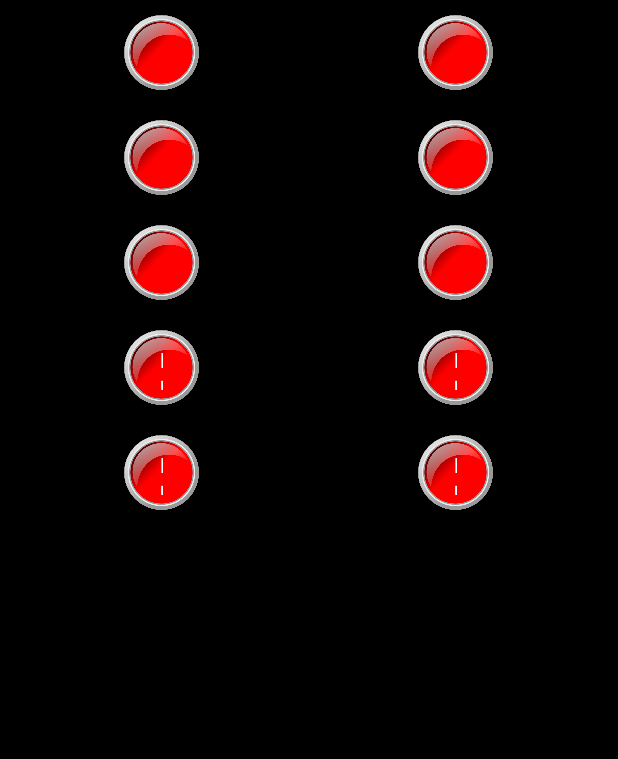
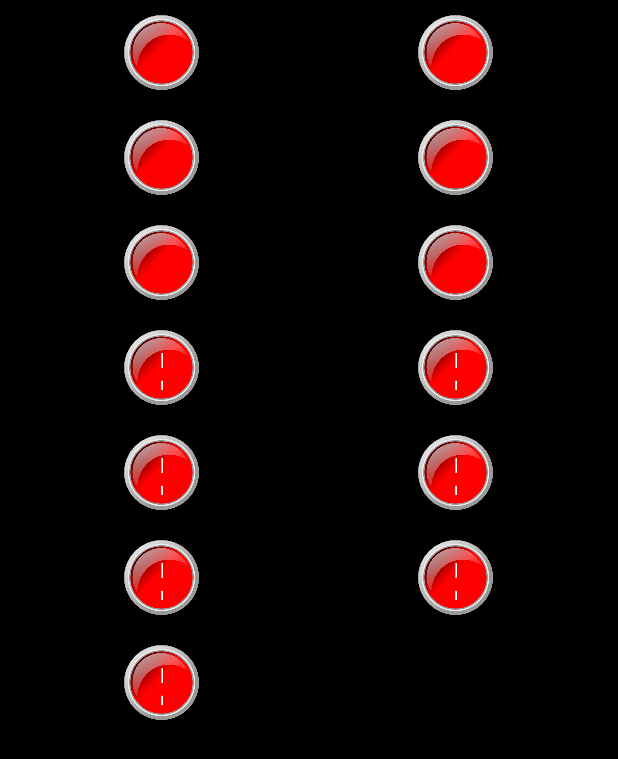
Before and after one commit to Agustin2211/Android, an Android app: the Botones screen opened directly, with no data from a screen before it, on a phone screen of 412 x 824 dp. Shown: the top 759 px of the screen. Run offline under Robolectric (Android 15) with nearby library versions, the phone set to English and light mode, and no system bars.

Commit message:
Nuevos Botones Agregados

```diff
--- a/Botonera/app/src/main/java/com/example/botonera/Botones.java
+++ b/Botonera/app/src/main/java/com/example/botonera/Botones.java
@@ -1,12 +1,22 @@
 package com.example.botonera;
 
+import static android.widget.Toast.LENGTH_SHORT;
+
+import android.annotation.SuppressLint;
+import android.app.Dialog;
+import android.graphics.Color;
+import android.graphics.drawable.ColorDrawable;
 import android.media.MediaPlayer;
+import android.net.Uri;
 import android.os.Bundle;
 import android.view.View;
+import android.view.ViewGroup;
 import android.view.animation.Animation;
 import android.view.animation.AnimationUtils;
 import android.widget.Button;
 import android.widget.TextView;
+import android.widget.Toast;
+import android.widget.VideoView;
 
 import androidx.activity.EdgeToEdge;
 import androidx.appcompat.app.AppCompatActivity;
@@ -17,7 +27,7 @@ import androidx.core.view.WindowInsetsCompat;
 public class Botones extends AppCompatActivity {
 
     private int contadorBotonesPresionados = 0;
-    private int totalBotones = 7;
+    private int totalBotones = 12;
 
     @Override
     protected void onCreate(Bundle savedInstanceState) {
@@ -43,6 +53,12 @@ public class Botones extends AppCompatActivity {
         Button buttonTodoParaDecirQue = findViewById(R.id.buttonTodoParaDecirQue);
         Button buttonTodoParaDecirQueTieneContactos = findViewById(R.id.buttonTodoParaDecirQueTieneContactos);
         Button buttonTodoParaDecirQueLoVienenABuscar = findViewById(R.id.buttonTodoParaDecirQueLoVienenABuscar);
+        Button buttonEstoNoEsSerioVieja = findViewById(R.id.buttonEstoNoEsSerioVieja);
+        Button buttonRutinaUNNOBA = findViewById(R.id.buttonRutinaUNNOBA);
+        Button buttonInvestiguenCarajo = findViewById(R.id.buttonInvestiguenCarajo);
+        Button buttonBalazo = findViewById(R.id.buttonBalazo);
+        Button buttonRespiracion = findViewById(R.id.buttonRespiracion);
+        Button buttonBait = findViewById(R.id.buttonBait);
         Button buttonXD = findViewById(R.id.buttonXD);
 
         TextView tvCuandoVosTenesCalle = findViewById(R.id.tvCuandoVosTenesCalle);
@@ -52,6 +68,12 @@ public class Botones extends AppCompatActivity {
         TextView tvTodoParaDecirQue = findViewById(R.id.tvTodoParaDecirQue);
         TextView tvTodoParaDecirQueTienenContactos = findViewById(R.id.tvTodoParaDecirQueTieneContactos);
         TextView tvTodoParaDecirQueLoVienenABuscar = findViewById(R.id.tvTodoParaDecirQueLoVienenABuscar);
+        TextView tvEstoNoEsSerioVieja = findViewById(R.id.tvEstoNoEsSerioVieja);
+        TextView tvRutinaUNNOBA = findViewById(R.id.tvRutinaUNNOBA);
+        TextView tvInvestiguenCarajo = findViewById(R.id.tvInvestiguenCarajo);
+        TextView tvBalazo = findViewById(R.id.tvBalazo);
+        TextView tvRespiracion = findViewById(R.id.tvRespiracion);
+        TextView tvBait = findViewById(R.id.tvBait);
         TextView tvXD = findViewById(R.id.tvXD);
 
         ViewCompat.setOnApplyWindowInsetsListener(findViewById(R.id.main), (v, insets) -> {
@@ -158,6 +180,94 @@ public class Botones extends AppCompatActivity {
             }
         });
 
+        buttonEstoNoEsSerioVieja.setOnClickListener(new View.OnClickListener() {
+            @Override
+            public void onClick(View view) {
+                tvEstoNoEsSerioVieja.startAnimation(fadeInAnimation);
+                tvEstoNoEsSerioVieja.setVisibility(View.VISIBLE);
+
+                contadorBotonesPresionados++;
+                if (contadorBotonesPresionados == totalBotones) {
+                    cambiarVisibilidad(tvXD, buttonXD, fadeInAnimation);
+                }
+            }
+        });
+
+        buttonRutinaUNNOBA.setOnClickListener(new View.OnClickListener() {
+            @Override
+            public void onClick(View view) {
+                tvRutinaUNNOBA.startAnimation(fadeInAnimation);
+                tvRutinaUNNOBA.setVisibility(View.VISIBLE);
+
+                contadorBotonesPresionados++;
+                if (contadorBotonesPresionados == totalBotones) {
+                    cambiarVisibilidad(tvXD, buttonXD, fadeInAnimation);
+                }
+            }
+        });
+
+        buttonInvestiguenCarajo.setOnClickListener(new View.OnClickListener() {
+            @Override
+            public void onClick(View view) {
+                tvInvestiguenCarajo.startAnimation(fadeInAnimation);
+                tvInvestiguenCarajo.setVisibility(View.VISIBLE);
+
+                contadorBotonesPresionados++;
+                if (contadorBotonesPresionados == totalBotones) {
+                    cambiarVisibilidad(tvXD, buttonXD, fadeInAnimation);
+                }
+            }
+        });
+
+        buttonBalazo.setOnClickListener(new View.OnClickListener() {
+            @Override
+            public void onClick(View view) {
+                tvBalazo.startAnimation(fadeInAnimation);
+                tvBalazo.setVisibility(View.VISIBLE);
+
+                contadorBotonesPresionados++;
+                if (contadorBotonesPresionados == totalBotones) {
+                    cambiarVisibilidad(tvXD, buttonXD, fadeInAnimation);
+                }
+            }
+        });
+
+        //TODO Button Respiracion
+        buttonRespiracion.setOnClickListener(new View.OnClickListener() {
+            @Override
+            public void onClick(View view) {
+                mpDefinicionDePala.start();
+                tvRespiracion.startAnimation(fadeInAnimation);
+                tvRespiracion.setVisibility(View.VISIBLE);
+
+                contadorBotonesPresionados++;
+                if (contadorBotonesPresionados == totalBotones) {
+                    cambiarVisibilidad(tvXD, buttonXD, fadeInAnimation);
+                }
+
+                mpDefinicionDePala.setOnCompletionListener(new MediaPlayer.OnCompletionListener() {
+                    @Override
+                    public void onCompletion(MediaPlayer mediaPlayer) {
+                        mostrarDialogoVideo();
+                    }
+                });
+            }
+        });
+
+        buttonBait.setOnClickListener(new View.OnClickListener() {
+            @Override
+            public void onClick(View view) {
+                tvBait.startAnimation(fadeInAnimation);
+                tvBait.setVisibility(View.VISIBLE);
+
+                contadorBotonesPresionados++;
+                if (contadorBotonesPresionados == totalBotones) {
+                    cambiarVisibilidad(tvXD, buttonXD, fadeInAnimation);
+                }
+            }
+        });
+
+        //TODO BOTON FINAL
         buttonXD.setOnClickListener(new View.OnClickListener() {
             @Override
             public void onClick(View view) {
@@ -166,10 +276,39 @@ public class Botones extends AppCompatActivity {
         });
     }
 
+
+    //TODO FUNCIONES
     private void cambiarVisibilidad(TextView tvXD, Button buttonXD, Animation fadeInAnimation){
         tvXD.startAnimation(fadeInAnimation);
         buttonXD.startAnimation(fadeInAnimation);
         tvXD.setVisibility(View.VISIBLE);
         buttonXD.setVisibility(View.VISIBLE);
     }
+
+    private void mostrarDialogoVideo() {
+        Dialog dialog = new Dialog(this);
+        dialog.setContentView(R.layout.dialog_video);
+        dialog.getWindow().setLayout(ViewGroup.LayoutParams.MATCH_PARENT, ViewGroup.LayoutParams.WRAP_CONTENT);
+        dialog.getWindow().setBackgroundDrawable(new ColorDrawable(Color.TRANSPARENT));
+
+        dialog.getWindow().getDecorView().setVisibility(View.INVISIBLE);
+        dialog.getWindow().getDecorView().post(new Runnable() {
+            @Override
+            public void run() {
+                dialog.getWindow().getDecorView().startAnimation(AnimationUtils.loadAnimation(Botones.this, R.anim.fade_in));
+                dialog.getWindow().getDecorView().setVisibility(View.VISIBLE);
+            }
+        });
+
+        VideoView videoView = dialog.findViewById(R.id.videoView);
+        Button buttonClose = dialog.findViewById(R.id.buttonCerrar);
+
+        Uri videoUri = Uri.parse("android.resource://" + getPackageName() + "/" + R.raw.outro_coscu);
+        videoView.setVideoURI(videoUri);
+        videoView.start();
+
+        buttonClose.setOnClickListener(v -> dialog.dismiss());
+
+        dialog.show();
+    }
 }
--- a/Botonera/app/src/main/res/layout/activity_botones.xml
+++ b/Botonera/app/src/main/res/layout/activity_botones.xml
@@ -1,36 +1,31 @@
 <?xml version="1.0" encoding="utf-8"?>
-<androidx.constraintlayout.widget.ConstraintLayout xmlns:android="http://schemas.android.com/apk/res/android"
+<ScrollView xmlns:android="http://schemas.android.com/apk/res/android"
         xmlns:app="http://schemas.android.com/apk/res-auto"
         xmlns:tools="http://schemas.android.com/tools"
         android:id="@+id/main"
         android:layout_width="match_parent"
         android:layout_height="match_parent"
         tools:context=".Botones"
-    android:background="@color/black">
-
-    <LinearLayout
-        android:layout_width="match_parent"
-        android:layout_height="match_parent"
+        android:background="@color/black"
         android:orientation="vertical">
 
     <LinearLayout
         android:layout_width="match_parent"
         android:layout_height="wrap_content"
-            android:orientation="vertical"
-            android:padding="10dp">
+        android:orientation="vertical">
 
         <LinearLayout
             android:layout_width="match_parent"
-                android:layout_height="match_parent"
-                android:orientation="horizontal">
+            android:layout_height="wrap_content"
+            android:orientation="horizontal"
+            android:padding="10dp">
 
             <LinearLayout
                 android:layout_width="match_parent"
                 android:layout_height="match_parent"
                 android:layout_weight="1"
                 android:gravity="center_horizontal"
-                    android:orientation="vertical"
-                    >
+                android:orientation="vertical">
 
                 <Button
                     android:id="@+id/buttonCuandoVosTenesCalle"
@@ -84,18 +79,11 @@
             </LinearLayout>
         </LinearLayout>
 
-        </LinearLayout>
-
         <LinearLayout
             android:layout_width="match_parent"
             android:layout_height="wrap_content"
-            android:orientation="vertical"
+            android:orientation="horizontal"
             android:padding="10dp">
-
-            <LinearLayout
-                android:layout_width="match_parent"
-                android:layout_height="match_parent"
-                android:orientation="horizontal">
 
             <LinearLayout
                 android:layout_width="wrap_content"
@@ -156,18 +144,11 @@
             </LinearLayout>
         </LinearLayout>
 
-        </LinearLayout>
-
         <LinearLayout
             android:layout_width="match_parent"
             android:layout_height="wrap_content"
-            android:orientation="vertical"
+            android:orientation="horizontal"
             android:padding="10dp">
-
-            <LinearLayout
-                android:layout_width="match_parent"
-                android:layout_height="match_parent"
-                android:orientation="horizontal">
 
             <LinearLayout
                 android:layout_width="match_parent"
@@ -229,16 +210,9 @@
             </LinearLayout>
         </LinearLayout>
 
-        </LinearLayout>
-
         <LinearLayout
             android:layout_width="match_parent"
             android:layout_height="wrap_content"
-            android:orientation="vertical">
-
-            <LinearLayout
-                android:layout_width="match_parent"
-                android:layout_height="match_parent"
             android:orientation="horizontal"
             android:padding="10dp">
 
@@ -262,6 +236,7 @@
                     android:layout_width="match_parent"
                     android:layout_height="wrap_content"
                     android:fontFamily="sans-serif-black"
+                    android:padding="10dp"
                     android:text="Todo para decir que lo vienen a buscar"
                     android:textAlignment="center"
                     android:textColor="@color/red"
@@ -280,16 +255,17 @@
                     android:id="@+id/buttonEstoNoEsSerioVieja"
                     android:layout_width="50dp"
                     android:layout_height="50dp"
+                    android:background="@drawable/boton"
                     android:text="Button"
-                        android:background="@drawable/boton"
-                        app:backgroundTint="@null"/>
+                    app:backgroundTint="@null" />
 
                 <TextView
                     android:id="@+id/tvEstoNoEsSerioVieja"
                     android:layout_width="match_parent"
                     android:layout_height="wrap_content"
+                    android:fontFamily="sans-serif-black"
+                    android:padding="10dp"
                     android:text="Esto no es serio vieja"
-                        android:fontFamily="sans-serif-black"
                     android:textAlignment="center"
                     android:textColor="@color/red"
                     android:textStyle="bold"
@@ -297,16 +273,9 @@
             </LinearLayout>
         </LinearLayout>
 
-        </LinearLayout>
-
         <LinearLayout
             android:layout_width="match_parent"
             android:layout_height="wrap_content"
-            android:orientation="vertical">
-
-            <LinearLayout
-                android:layout_width="match_parent"
-                android:layout_height="match_parent"
             android:orientation="horizontal"
             android:padding="10dp">
 
@@ -323,17 +292,18 @@
                     android:layout_height="50dp"
                     android:background="@drawable/boton"
                     android:text="Button"
-                        app:backgroundTint = "@null"/>
+                    app:backgroundTint="@null" />
 
                 <TextView
                     android:id="@+id/tvRutinaUNNOBA"
                     android:layout_width="match_parent"
                     android:layout_height="wrap_content"
                     android:fontFamily="sans-serif-black"
+                    android:padding="10dp"
+                    android:text="Rutina de la U.N.N.O.B.A."
                     android:textAlignment="center"
                     android:textColor="@color/red"
                     android:textStyle="bold"
-                        android:text="Rutina de la U.N.N.O.B.A."
                     android:visibility="gone" />
             </LinearLayout>
 
@@ -345,7 +315,7 @@
                 android:orientation="vertical">
 
                 <Button
-                        android:id="@+id/buttonNoEsSerioEstoVieja"
+                    android:id="@+id/buttonInvestiguenCarajo"
                     android:layout_width="50dp"
                     android:layout_height="50dp"
                     android:background="@drawable/boton"
@@ -353,10 +323,11 @@
                     app:backgroundTint="@null" />
 
                 <TextView
-                        android:id="@+id/tvNoEsSerioVieja"
+                    android:id="@+id/tvInvestiguenCarajo"
                     android:layout_width="match_parent"
                     android:layout_height="wrap_content"
                     android:fontFamily="sans-serif-black"
+                    android:padding="10dp"
                     android:text="Esto No Es Serio Vieja"
                     android:textAlignment="center"
                     android:textColor="@color/red"
@@ -364,40 +335,116 @@
                     android:visibility="gone" />
             </LinearLayout>
         </LinearLayout>
+
+        <LinearLayout
+            android:layout_width="match_parent"
+            android:layout_height="wrap_content"
+            android:orientation="horizontal"
+            android:padding="10dp">
+
+            <LinearLayout
+                android:layout_width="match_parent"
+                android:layout_height="match_parent"
+                android:layout_weight="1"
+                android:gravity="center_horizontal"
+                android:orientation="vertical">
+
+                <Button
+                    android:id="@+id/buttonBalazo"
+                    android:layout_width="50dp"
+                    android:layout_height="50dp"
+                    android:background="@drawable/boton"
+                    android:text="Button"
+                    app:backgroundTint="@null" />
+
+                <TextView
+                    android:id="@+id/tvBalazo"
+                    android:layout_width="match_parent"
+                    android:layout_height="wrap_content"
+                    android:fontFamily="sans-serif-black"
+                    android:padding="10dp"
+                    android:text="Me quiero pegar un balazo acá mismo"
+                    android:textAlignment="center"
+                    android:textColor="@color/red"
+                    android:textStyle="bold"
+                    android:visibility="gone" />
             </LinearLayout>
 
             <LinearLayout
                 android:layout_width="match_parent"
                 android:layout_height="match_parent"
+                android:layout_weight="1"
+                android:gravity="center_horizontal"
                 android:orientation="vertical">
 
-            <LinearLayout
+                <Button
+                    android:id="@+id/buttonRespiracion"
+                    android:layout_width="50dp"
+                    android:layout_height="50dp"
+                    android:background="@drawable/boton"
+                    android:text="Button"
+                    app:backgroundTint="@null" />
+
+                <TextView
+                    android:id="@+id/tvRespiracion"
                     android:layout_width="match_parent"
-                android:layout_height="match_parent"
-                android:orientation="horizontal">
+                    android:layout_height="wrap_content"
+                    android:fontFamily="sans-serif-black"
+                    android:padding="10dp"
+                    android:text="Respiración Automática Desactivada"
+                    android:textAlignment="center"
+                    android:textColor="@color/red"
+                    android:textStyle="bold"
+                    android:visibility="gone" />
+            </LinearLayout>
 
-                <LinearLayout
-                    android:layout_width="match_parent"
-                    android:layout_height="match_parent"
-                    android:orientation="vertical"></LinearLayout>
-
-                <LinearLayout
-                    android:layout_width="match_parent"
-                    android:layout_height="match_parent"
-                    android:orientation="vertical"></LinearLayout>
-            </LinearLayout>
         </LinearLayout>
 
         <LinearLayout
             android:layout_width="match_parent"
             android:layout_height="wrap_content"
-            android:orientation="vertical"
-            android:padding="10dp"
-            android:visibility="visible">
+            android:orientation="horizontal"
+            android:padding="10dp">
 
             <LinearLayout
                 android:layout_width="match_parent"
                 android:layout_height="match_parent"
+                android:layout_weight="1"
+                android:gravity="center_horizontal"
+                android:orientation="vertical">
+
+                <Button
+                    android:id="@+id/buttonBait"
+                    android:layout_width="50dp"
+                    android:layout_height="50dp"
+                    android:background="@drawable/boton"
+                    android:text="Button"
+                    app:backgroundTint="@null" />
+
+                <TextView
+                    android:id="@+id/tvBait"
+                    android:layout_width="match_parent"
+                    android:layout_height="wrap_content"
+                    android:fontFamily="sans-serif-black"
+                    android:padding="10dp"
+                    android:text="Era Bait"
+                    android:textAlignment="center"
+                    android:textColor="@color/red"
+                    android:textStyle="bold"
+                    android:visibility="gone" />
+            </LinearLayout>
+
+            <LinearLayout
+                android:layout_width="match_parent"
+                android:layout_height="match_parent"
+                android:layout_weight="1"
+                android:gravity="center_horizontal"
+                android:orientation="vertical"></LinearLayout>
+        </LinearLayout>
+
+        <LinearLayout
+            android:layout_width="match_parent"
+            android:layout_height="wrap_content"
             android:orientation="horizontal">
 
             <LinearLayout
@@ -431,8 +478,7 @@
             </LinearLayout>
 
         </LinearLayout>
-        </LinearLayout>
 
     </LinearLayout>
 
-</androidx.constraintlayout.widget.ConstraintLayout>
+</ScrollView>
--- a/Botonera/app/src/main/res/values/strings.xml
+++ b/Botonera/app/src/main/res/values/strings.xml
@@ -2,4 +2,5 @@
     <string name="app_name">Botonera</string>
     <string name="introduccion">Bueno pa/ma, esto es muy simple. \n \n A medida que vas apretando los botones, estos van a hacer un sonido y abajo aparece la descripcion del respectivo sonido que hace.\n \n Antes de que me olvide, una vez que hayas escuchado todos los botones, desbloqueas el boton final que te va a hacer reir de una forma descomunal.\n \n Saludos y que se divierta apretando botones.</string>
     <string name="continuar">CONTINUAR</string>
+    <string name="cerrar">CERRAR</string>
 </resources>
```
Lines whose indentation alone changed are shown as unchanged.
